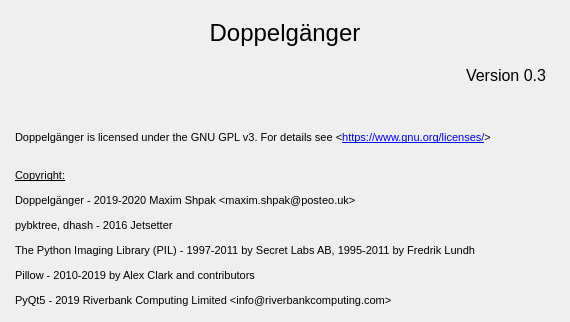
Before: the Qt Designer form doppelganger/static/ui/aboutwindow.ui in max-dw-i/myfyrio, drawn with Qt 5.
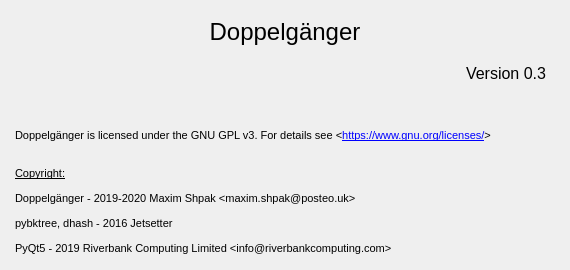
After: the same form once the commit is applied.

Commit message: Remove from 'About' window unused copyright notices

What changed in the file:
```diff
--- a/doppelganger/static/ui/aboutwindow.ui
+++ b/doppelganger/static/ui/aboutwindow.ui
@@ -7,7 +7,7 @@
     <x>0</x>
     <y>0</y>
     <width>570</width>
-    <height>322</height>
+    <height>270</height>
    </rect>
   </property>
   <property name="windowTitle">
@@ -95,8 +95,6 @@
 &lt;p style=&quot; margin-top:12px; margin-bottom:12px; margin-left:0px; margin-right:0px; -qt-block-indent:0; text-indent:0px;&quot;&gt;&lt;span style=&quot; font-family:'MS Shell Dlg 2'; font-size:8pt; text-decoration: underline;&quot;&gt;Copyright:&lt;/span&gt;&lt;/p&gt;
 &lt;p style=&quot; margin-top:12px; margin-bottom:12px; margin-left:0px; margin-right:0px; -qt-block-indent:0; text-indent:0px;&quot;&gt;&lt;span style=&quot; font-family:'MS Shell Dlg 2'; font-size:8pt;&quot;&gt;Doppelgänger - 2019-2020 Maxim Shpak &amp;lt;maxim.shpak@posteo.uk&amp;gt;&lt;/span&gt;&lt;/p&gt;
 &lt;p style=&quot; margin-top:12px; margin-bottom:12px; margin-left:0px; margin-right:0px; -qt-block-indent:0; text-indent:0px;&quot;&gt;&lt;span style=&quot; font-family:'MS Shell Dlg 2'; font-size:8pt;&quot;&gt;pybktree, dhash - 2016 Jetsetter&lt;/span&gt;&lt;/p&gt;
-&lt;p style=&quot; margin-top:12px; margin-bottom:12px; margin-left:0px; margin-right:0px; -qt-block-indent:0; text-indent:0px;&quot;&gt;&lt;span style=&quot; font-family:'MS Shell Dlg 2'; font-size:8pt;&quot;&gt;The Python Imaging Library (PIL) - 1997-2011 by Secret Labs AB, 1995-2011 by Fredrik Lundh&lt;/span&gt;&lt;/p&gt;
-&lt;p style=&quot; margin-top:12px; margin-bottom:12px; margin-left:0px; margin-right:0px; -qt-block-indent:0; text-indent:0px;&quot;&gt;&lt;span style=&quot; font-family:'MS Shell Dlg 2'; font-size:8pt;&quot;&gt;Pillow - 2010-2019 by Alex Clark and contributors&lt;/span&gt;&lt;/p&gt;
 &lt;p style=&quot; margin-top:12px; margin-bottom:12px; margin-left:0px; margin-right:0px; -qt-block-indent:0; text-indent:0px;&quot;&gt;&lt;span style=&quot; font-family:'MS Shell Dlg 2'; font-size:8pt;&quot;&gt;PyQt5 - 2019 Riverbank Computing Limited &amp;lt;info@riverbankcomputing.com&amp;gt;&lt;/span&gt;&lt;/p&gt;&lt;/body&gt;&lt;/html&gt;</string>
       </property>
       <property name="alignment">
```
